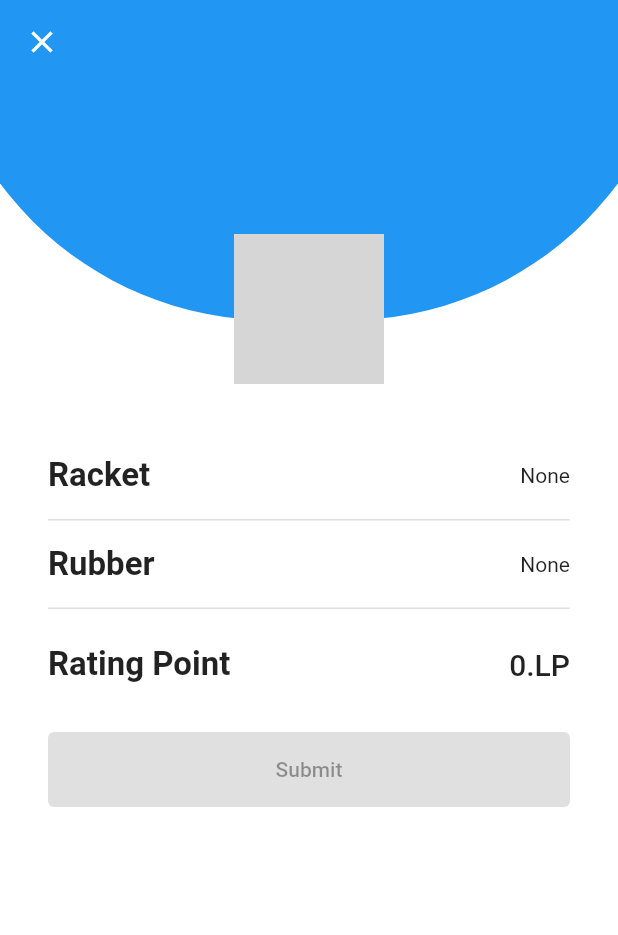
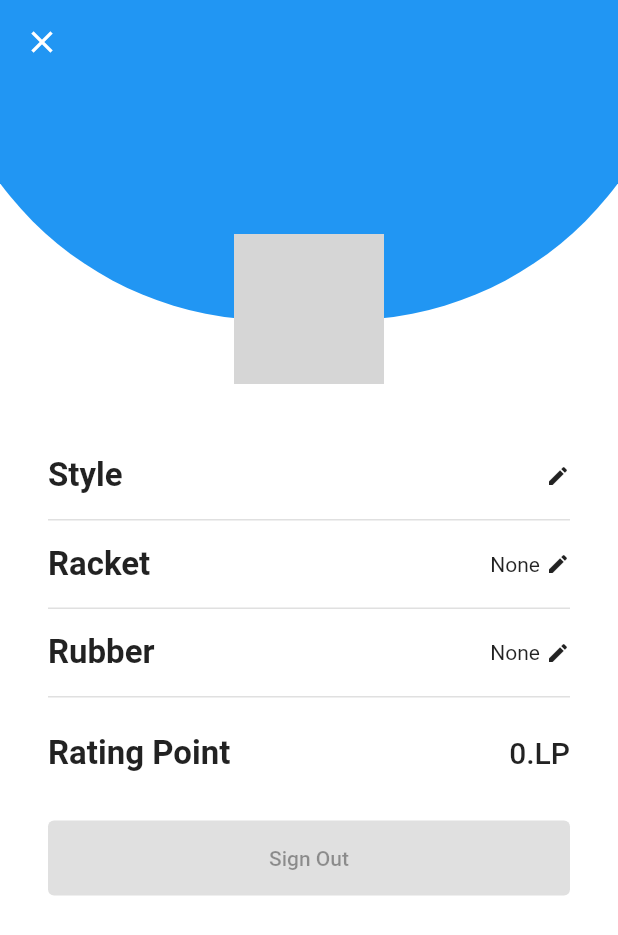
Before and after one commit to dan-supetree/tak_gg_client, a Flutter app: the HomeScreen screen opened directly, after a tap on the "account circle" icon, on a phone screen of 412 x 824 dp. Shown: the top 935 px of the screen. Run offline on Flutter 3.47's test engine with Material 2 defaults, Android fonts, the light colour scheme and no system bars; our stand-ins replace flutter_svg, get, shared_preferences; missing offline and left inert: flutter_material_pickers; accounts and stored records are empty; network calls fail; grey boxes are pictures that could not be loaded.

Commit message:
feat: add edit user style,racket,rubber

```diff
--- a/lib/models/item_model.dart
+++ b/lib/models/item_model.dart
@@ -1,5 +1,5 @@
 class RacketModel {
-  final String id;
+  final int id;
   final String name;
 
   RacketModel.fromJSON(Map<String, dynamic> json)
@@ -11,7 +11,7 @@ class RacketModel {
 }
 
 class RubberModel {
-  final String id;
+  final int id;
   final String name;
 
   RubberModel.fromJSON(Map<String, dynamic> json)
--- a/lib/screens/profile_screen.dart
+++ b/lib/screens/profile_screen.dart
@@ -1,6 +1,10 @@
 import 'package:flutter/material.dart';
+import 'package:flutter_material_pickers/flutter_material_pickers.dart';
 import 'package:get/get.dart';
+import 'package:tak_gg/models/item_model.dart';
+import 'package:tak_gg/services/api_service.dart';
 import 'package:tak_gg/states/user_controller.dart';
+import 'package:tak_gg/utils/auth.dart';
 
 class ProfileScreen extends StatefulWidget {
   const ProfileScreen({super.key});
@@ -10,9 +14,117 @@ class ProfileScreen extends StatefulWidget {
 }
 
 class _ProfileScreenState extends State<ProfileScreen> {
+  late List<RubberModel> rubbers = [];
+  late List<RacketModel> rackets = [];
+
+  Map<String, dynamic> selected = {
+    'style': '',
+    'rubber': <String>[],
+    'racket': 0,
+  };
+
+  void fetchItemList() async {
+    final data = await ApiService.getAllItems();
+    final List<RubberModel> rubberList =
+        List<RubberModel>.from(data['rubbers']);
+    final List<RacketModel> racketList =
+        List<RacketModel>.from(data['rackets']);
+
+    setState(() {
+      rubbers = rubberList;
+      rackets = racketList;
+    });
+  }
+
+  @override
+  void initState() {
+    super.initState();
+    fetchItemList();
+  }
+
   @override
   Widget build(BuildContext context) {
     final UserController userController = Get.put(UserController());
+
+    void handleEditStyle() {
+      showMaterialRadioPicker(
+          context: context,
+          items: ['shake', 'penhold'],
+          selectedItem: selected['style'] == ''
+              ? userController.style.toLowerCase()
+              : selected['style'],
+          onChanged: (value) {
+            setState(() {
+              selected['style'] = value;
+            });
+          },
+          onConfirmed: () async {
+            if (selected['style'] == userController.style.toLowerCase()) return;
+
+            await ApiService.modifyPlayer(style: selected['style']);
+            setState(() {
+              userController.updateUser(
+                  {'style': selected['style'].toString().toUpperCase()});
+            });
+          },
+          onCancelled: () {
+            setState(() {
+              selected['style'] = '';
+            });
+          });
+    }
+
+    void handleEditRacket() {
+      showMaterialRadioPicker(
+          context: context,
+          items: rackets,
+          selectedItem: selected['racket'] != 0
+              ? rackets[selected['racket'] - 1]
+              : selected['racket'],
+          onChanged: (value) {
+            final id = (value as RacketModel).id;
+            setState(() {
+              selected['racket'] = id;
+            });
+          },
+          onConfirmed: () async {
+            final res =
+                await ApiService.modifyPlayer(racket: selected['racket']);
+            setState(() {
+              userController.updateUser({'racket': res.racket});
+            });
+          },
+          onCancelled: () {
+            setState(() {
+              selected['racket'] = 0;
+            });
+          });
+    }
+
+    void handleEditRubber() {
+      showMaterialCheckboxPicker(
+          context: context,
+          items: rubbers,
+          onChanged: (value) async {
+            final ids = value.map((rubber) => rubber.id).toList();
+            final res = await ApiService.modifyPlayer(rubbers: ids);
+            setState(() {
+              userController.updateUser(
+                  {'rubberList': List<String>.from(res.rubberList ?? [])});
+            });
+          },
+          onCancelled: () {
+            setState(() {
+              selected['rubber'] = [];
+            });
+          });
+    }
+
+    void handleSignOut() {
+      resetSession();
+      userController.resetUser();
+      setState(() {});
+    }
 
     return Scaffold(
         appBar: AppBar(
@@ -49,6 +161,11 @@ class _ProfileScreenState extends State<ProfileScreen> {
                     backgroundImage: NetworkImage(userController.profileImage)),
                 const SizedBox(height: 32),
                 Column(
+                  mainAxisAlignment: MainAxisAlignment.spaceBetween,
+                  children: [
+                    Column(
+                      children: [
+                        Column(
                           children: [
                             Container(
                               decoration: const BoxDecoration(
@@ -57,17 +174,11 @@ class _ProfileScreenState extends State<ProfileScreen> {
                                 width: 1.0,
                                 color: Colors.black12,
                               ))),
-                      child: Padding(
-                        padding: const EdgeInsets.symmetric(vertical: 16),
-                        child: Row(
-                          mainAxisAlignment: MainAxisAlignment.spaceBetween,
-                          children: [
-                            const Text('Racket',
-                                style: TextStyle(
-                                    fontSize: 22, fontWeight: FontWeight.w600)),
-                            Text(userController.racket ?? 'None')
-                          ],
-                        ),
+                              child: InkWell(
+                                onTap: handleEditStyle,
+                                child: PlayerInfo(
+                                    name: 'Style',
+                                    value: userController.style.toUpperCase()),
                               ),
                             ),
                             Container(
@@ -77,20 +188,26 @@ class _ProfileScreenState extends State<ProfileScreen> {
                                 width: 1.0,
                                 color: Colors.black12,
                               ))),
-                      child: Padding(
-                        padding: const EdgeInsets.symmetric(vertical: 16),
-                        child: Row(
-                          mainAxisAlignment: MainAxisAlignment.spaceBetween,
-                          children: [
-                            const Text('Rubber',
-                                style: TextStyle(
-                                    fontSize: 22, fontWeight: FontWeight.w600)),
-                            Text(userController.rubberList?.join(',') ?? 'None')
-                          ],
+                              child: InkWell(
+                                  onTap: handleEditRacket,
+                                  child: PlayerInfo(
+                                      name: 'Racket',
+                                      value: userController.racket ?? 'None')),
                             ),
-                      ),
-                    ),
-                  ],
+                            Container(
+                              decoration: const BoxDecoration(
+                                  border: Border(
+                                      bottom: BorderSide(
+                                width: 1.0,
+                                color: Colors.black12,
+                              ))),
+                              child: InkWell(
+                                  onTap: handleEditRubber,
+                                  child: PlayerInfo(
+                                      name: 'Rubber',
+                                      value: userController.rubberList
+                                              ?.join(',') ??
+                                          'None')),
                             ),
                             const SizedBox(height: 24),
                             Row(
@@ -98,10 +215,16 @@ class _ProfileScreenState extends State<ProfileScreen> {
                               children: [
                                 const Text('Rating Point',
                                     style: TextStyle(
-                            fontSize: 22, fontWeight: FontWeight.w600)),
+                                        fontSize: 22,
+                                        fontWeight: FontWeight.w600)),
                                 Text('${userController.ratingPoint}.LP',
                                     style: const TextStyle(
-                            fontSize: 20, fontWeight: FontWeight.w500))
+                                        fontSize: 20,
+                                        fontWeight: FontWeight.w500))
+                              ],
+                            ),
+                          ],
+                        ),
                       ],
                     ),
                     const SizedBox(height: 32),
@@ -110,8 +233,46 @@ class _ProfileScreenState extends State<ProfileScreen> {
                           minimumSize: const Size.fromHeight(50),
                         ),
                         onPressed: null,
-                    child: const Text('Submit'))
+                        child: const Text('Sign Out'))
+                  ],
+                )
               ],
             )));
   }
 }
+
+class PlayerInfo extends StatelessWidget {
+  const PlayerInfo({
+    super.key,
+    required this.name,
+    required this.value,
+  });
+
+  final String name;
+  final String value;
+
+  @override
+  Widget build(BuildContext context) {
+    return Padding(
+      padding: const EdgeInsets.symmetric(vertical: 16),
+      child: Row(
+        mainAxisAlignment: MainAxisAlignment.spaceBetween,
+        children: [
+          Text(name,
+              style:
+                  const TextStyle(fontSize: 22, fontWeight: FontWeight.w600)),
+          Row(
+            children: [
+              Text(value),
+              const SizedBox(width: 4),
+              const Icon(
+                Icons.edit,
+                size: 16,
+              )
+            ],
+          )
+        ],
+      ),
+    );
+  }
+}
--- a/lib/services/api_service.dart
+++ b/lib/services/api_service.dart
@@ -85,7 +85,11 @@ class ApiService {
     headers['Authorization'] = 'Bearer $accToken';
 
     final url = Uri.parse('$baseUrl/players');
-    final response = await http.put(url, headers: headers);
+    final data = {"style": style, "racket": racket, 'rubbers': rubbers};
+    data.removeWhere((key, value) => value == null);
+
+    final response =
+        await http.patch(url, headers: headers, body: jsonEncode(data));
 
     if (response.statusCode == 200) {
       final data = jsonDecode(response.body)['data'];
@@ -181,6 +185,9 @@ class ApiService {
       Map<String, String> headers = commonHeaders;
       headers['Authorization'] = 'Bearer $accToken';
 
+      List<RubberModel> rubberList = [];
+      List<RacketModel> racketList = [];
+
       final url = Uri.parse('$baseUrl/items');
       final response = await http.get(url, headers: headers);
 
@@ -189,10 +196,13 @@ class ApiService {
         final List<dynamic> rubbers = data['rubbers'];
         final List<dynamic> rackets = data['rackets'];
 
-        List<RubberModel> rubberList =
-            rubbers.map((rubber) => RubberModel.fromJSON(rubber)).toList();
-        List<RacketModel> racketList =
-            rackets.map((racket) => RacketModel.fromJSON(racket)).toList();
+        for (var rubber in rubbers) {
+          rubberList.add(RubberModel.fromJSON(rubber));
+        }
+
+        for (var racket in rackets) {
+          racketList.add(RacketModel.fromJSON(racket));
+        }
 
         return {'rubbers': rubberList, 'rackets': racketList};
       }
```
Also changed, not shown: lib/states/user_controller.dart (+7 -6 lines). Lines whose indentation alone changed are shown as unchanged.
